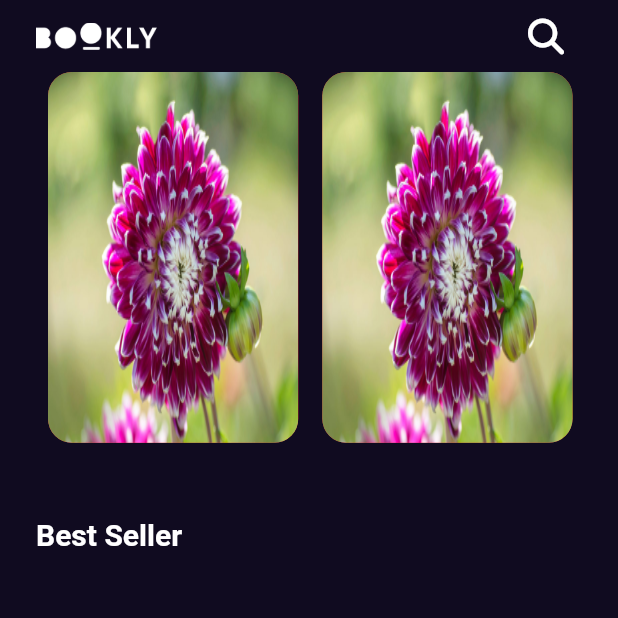
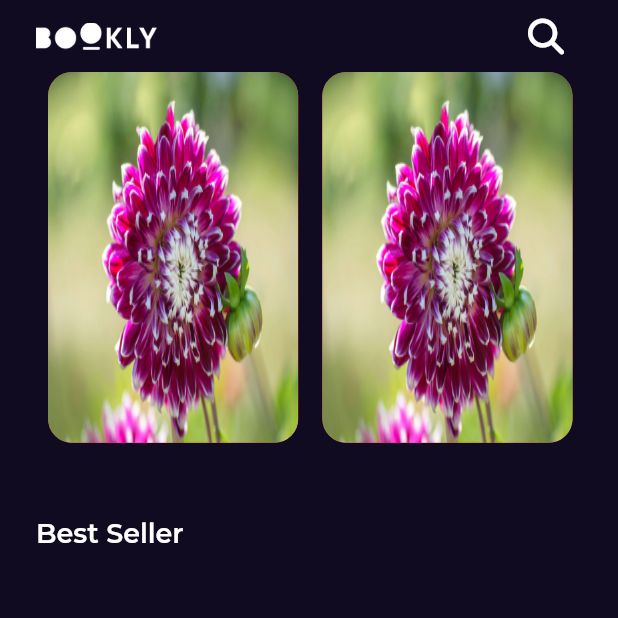
Before and after one commit to AhmedGamal97/bookly_app, a Flutter app: the screen it shows after launch, on a phone screen of 412 x 824 dp, the top half of it. Run offline on Flutter 3.47's test engine with Material 2 defaults, Android fonts, the phone set to English and light mode, and no system bars; our stand-ins replace font_awesome_flutter, get, google_fonts.

Commit message:
add font family

```diff
--- a/lib/core/uitls/styles.dart
+++ b/lib/core/uitls/styles.dart
@@ -2,5 +2,5 @@ import 'package:flutter/material.dart';
 
 abstract class Styles {
   static const titleMedium =
-      TextStyle(fontSize: 20, fontWeight: FontWeight.w600);
+      TextStyle(fontSize: 18, fontWeight: FontWeight.w600);
 }
--- a/lib/main.dart
+++ b/lib/main.dart
@@ -1,5 +1,6 @@
 import 'package:flutter/material.dart';
 import 'package:get/get.dart';
+import 'package:google_fonts/google_fonts.dart';
 
 import 'constants.dart';
 import 'features/Splash/presentation/views/splash_view.dart';
@@ -15,7 +16,10 @@ class BooklyApp extends StatelessWidget {
   Widget build(BuildContext context) {
     return GetMaterialApp(
       debugShowCheckedModeBanner: false,
-      theme: ThemeData.dark().copyWith(scaffoldBackgroundColor: kPrimaryColor),
+      theme: ThemeData.dark().copyWith(
+          scaffoldBackgroundColor: kPrimaryColor,
+          textTheme:
+              GoogleFonts.montserratTextTheme(ThemeData.dark().textTheme)),
       home: const SplashView(),
     );
   }
--- a/pubspec.yaml
+++ b/pubspec.yaml
@@ -33,6 +33,7 @@ dependencies:
     sdk: flutter
   font_awesome_flutter: ^10.4.0
   get: ^4.6.5
+  google_fonts: ^4.0.3
 
 dev_dependencies:
   flutter_lints: ^2.0.0
```
Also changed, not shown: pubspec.lock, 1 other file.
